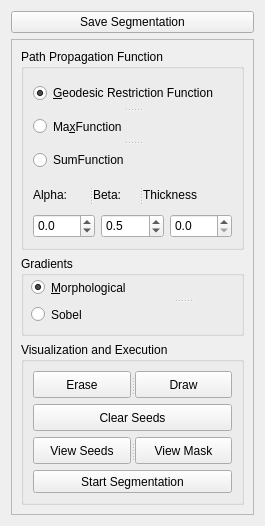
Before: the Qt Designer form BIAL-GUI/ui/segmentationwidget.ui in GIBIS-UNIFESP/BIAL, drawn with Qt 5.
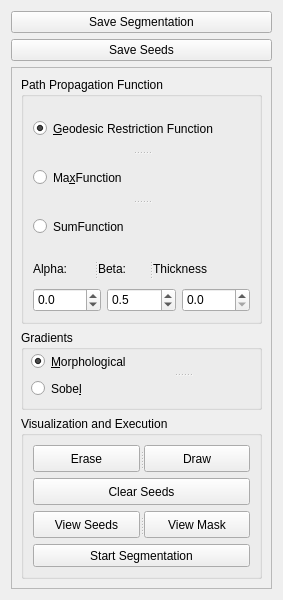
After: the same form once the commit is applied.

Commit message: Save segmentation mask and seeds

```diff
--- a/BIAL-GUI/ui/segmentationwidget.ui
+++ b/BIAL-GUI/ui/segmentationwidget.ui
@@ -6,15 +6,15 @@
    <rect>
     <x>0</x>
     <y>0</y>
-    <width>265</width>
-    <height>526</height>
+    <width>283</width>
+    <height>600</height>
    </rect>
   </property>
   <property name="windowTitle">
    <string>Form</string>
   </property>
   <layout class="QGridLayout" name="gridLayout_2">
-   <item row="1" column="0">
+   <item row="2" column="0">
     <widget class="QScrollArea" name="scrollArea">
      <property name="horizontalScrollBarPolicy">
       <enum>Qt::ScrollBarAlwaysOff</enum>
@@ -30,8 +30,8 @@
        <rect>
         <x>0</x>
         <y>0</y>
-        <width>245</width>
-        <height>477</height>
+        <width>263</width>
+        <height>512</height>
        </rect>
       </property>
       <layout class="QGridLayout" name="gridLayout">
@@ -235,7 +235,7 @@
             <bool>true</bool>
            </property>
            <property name="text">
-            <string>Sobel</string>
+            <string>Sobe&amp;l</string>
            </property>
            <property name="checked">
             <bool>false</bool>
@@ -365,6 +365,13 @@
      </widget>
     </widget>
    </item>
+   <item row="1" column="0">
+    <widget class="QPushButton" name="pushButtonSaveSeeds">
+     <property name="text">
+      <string>Save Seeds</string>
+     </property>
+    </widget>
+   </item>
    <item row="0" column="0">
     <widget class="QPushButton" name="pushButtonSave">
      <property name="text">
```
The commit also changes 4 other files.
